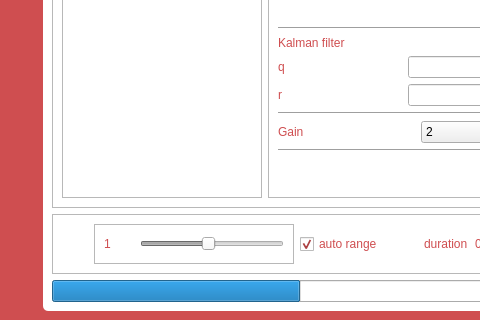
Above: mainwindow.ui from minhnhan210196/Evteck before the change; both pictures show x 0 to 480 and y 527 to 847 of the 1107 by 847 pixel window. Below: the same form after it.
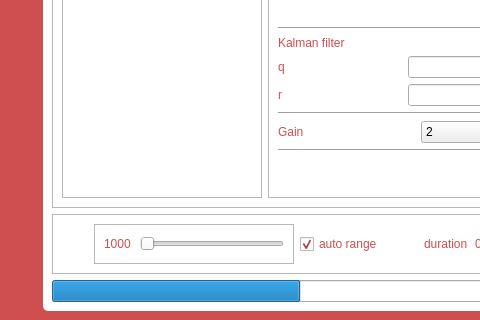
That is the form after the change. Icons and pictures are not drawn.

The edit to the form file:
```diff
--- a/mainwindow.ui
+++ b/mainwindow.ui
@@ -1490,7 +1490,7 @@
                  <string notr="true">color: rgb(207, 78, 80);</string>
                 </property>
                 <property name="text">
-                 <string>1</string>
+                 <string>1000</string>
                 </property>
                </widget>
               </item>
@@ -1512,7 +1512,7 @@
                  <number>100</number>
                 </property>
                 <property name="value">
-                 <number>10000</number>
+                 <number>1000</number>
                 </property>
                 <property name="orientation">
                  <enum>Qt::Horizontal</enum>
```
Left out of the diff: 2 changed lines with no effect on the pictures.
